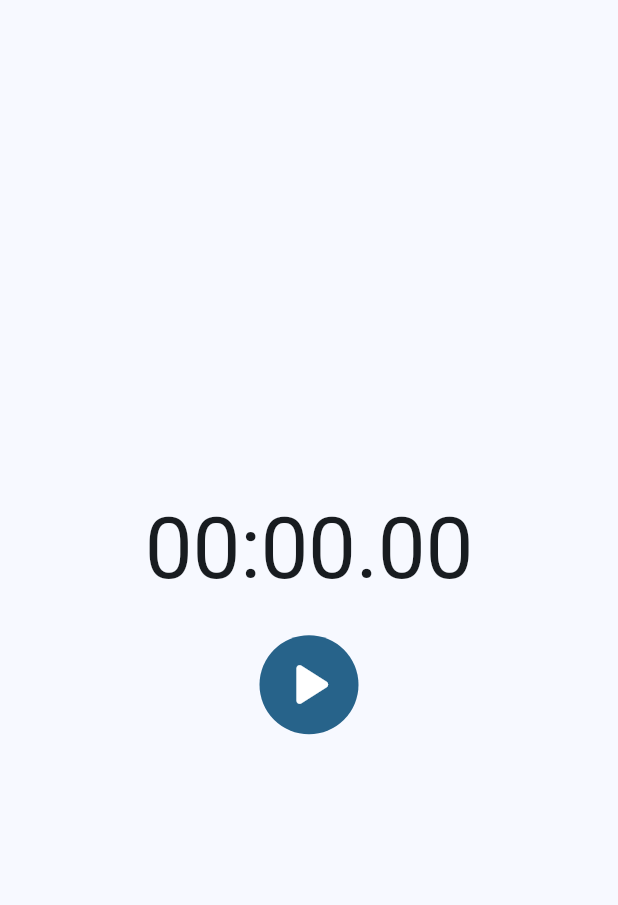
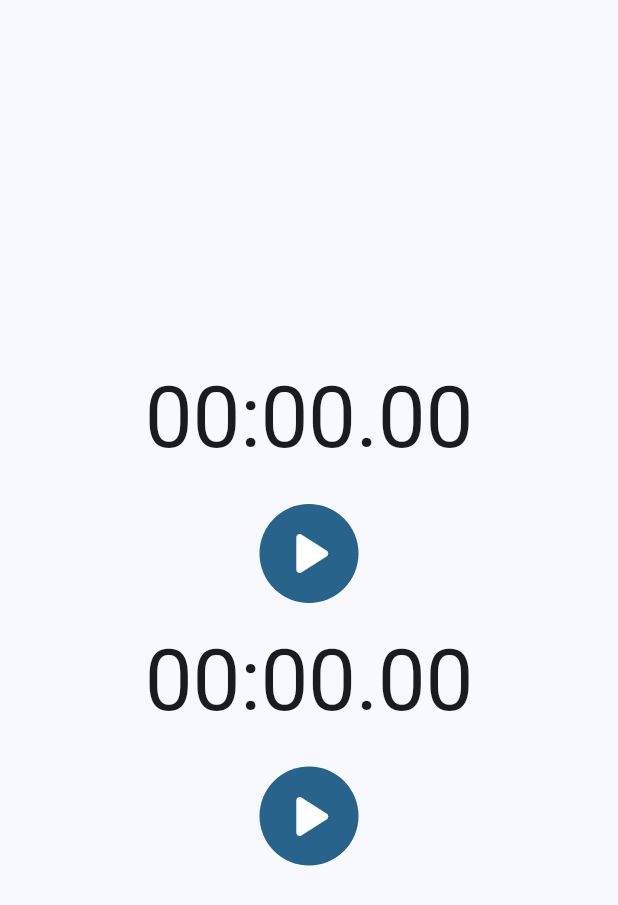
Before and after one commit to AkashM006/Flutter-experiments, a Flutter app: the screen it shows after launch, on a phone screen of 412 x 824 dp. Shown: the top 905 px of the screen. Run offline on Flutter 3.47's test engine with Material 3 defaults, Android fonts, the phone set to English and light mode, and no system bars.

Commit message:
Rearranged file structure

```diff
--- a/lib/app.dart
+++ /dev/null
@@ -1,19 +0,0 @@
-import 'package:flutter/material.dart';
-import 'package:sample/widgets/timer.widget.dart';
-
-const zeroSecond = Duration(seconds: 0);
-
-class App extends StatelessWidget {
-  const App({super.key});
-
-  @override
-  Widget build(BuildContext context) {
-    return const Scaffold(
-      body: Center(
-        child: TimerWidget(
-          time: zeroSecond,
-        ),
-      ),
-    );
-  }
-}
--- /dev/null
+++ b/lib/domain/timer.entity.dart
@@ -0,0 +1,6 @@
+abstract class TimerEntity {
+  Stream<Duration> get time;
+  void start();
+  void pause();
+  void dispose();
+}
--- a/lib/main.dart
+++ b/lib/main.dart
@@ -1,5 +1,5 @@
 import 'package:flutter/material.dart';
-import 'package:sample/app.dart';
+import 'package:sample/presentation/app.dart';
 
 void main() {
   runApp(const MyApp());
--- /dev/null
+++ b/lib/presentation/app.dart
@@ -0,0 +1,29 @@
+import 'package:flutter/material.dart';
+import 'package:sample/presentation/widgets/timer.widget.dart';
+
+const zeroSecond = Duration(seconds: 0);
+
+class App extends StatelessWidget {
+  const App({super.key});
+
+  @override
+  Widget build(BuildContext context) {
+    return const Scaffold(
+      body: Center(
+          child: Column(
+        mainAxisAlignment: MainAxisAlignment.center,
+        children: [
+          TimerWidget(
+            time: zeroSecond,
+          ),
+          SizedBox(
+            height: 20,
+          ),
+          TimerWidget(
+            time: zeroSecond,
+          ),
+        ],
+      )),
+    );
+  }
+}
--- a/lib/widgets/timer.widget.dart
+++ b/lib/presentation/widgets/timer.widget.dart
@@ -1,7 +1,7 @@
 import 'package:flutter/material.dart';
-import 'package:sample/timer.model.dart';
-import 'package:sample/timer.util.dart';
-import 'package:sample/widgets/blinking_text.widget.dart';
+import 'package:sample/data/timer.model.dart';
+import 'package:sample/core/timer.util.dart';
+import 'package:sample/presentation/widgets/blinking_text.widget.dart';
 
 class TimerWidget extends StatefulWidget {
   final Duration time;
--- a/pubspec.yaml
+++ b/pubspec.yaml
@@ -35,6 +35,8 @@ dependencies:
   # The following adds the Cupertino Icons font to your application.
   # Use with the CupertinoIcons class for iOS style icons.
   cupertino_icons: ^1.0.6
+  flutter_riverpod: ^2.5.1
+  riverpod_annotation: ^2.3.5
 
 dev_dependencies:
   flutter_test:
@@ -46,6 +48,10 @@ dev_dependencies:
   # package. See that file for information about deactivating specific lint
   # rules and activating additional ones.
   flutter_lints: ^3.0.0
+  riverpod_generator: ^2.4.3
+  build_runner: ^2.4.12
+  custom_lint: ^0.6.5
+  riverpod_lint: ^2.3.13
 
 # For information on the generic Dart part of this file, see the
 # following page: https://dart.dev/tools/pub/pubspec
```
Also changed, not shown: lib/core/timer.util.dart (renamed from lib/timer.util.dart), lib/data/timer.model.dart (renamed from lib/timer.model.dart), lib/data/timer.repository.dart (added), lib/data/timer_service.dart (added), lib/presentation/widgets/blinking_text.widget.dart (renamed from lib/widgets/blinking_text.widget.dart), pubspec.lock.
